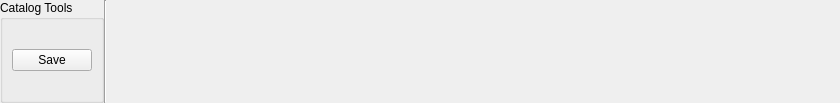
hlrs-vis/covise, file src/OpenCOVER/DrivingSim/oddlot/src/gui/tools/OSCRibbon.ui: the form before one commit.
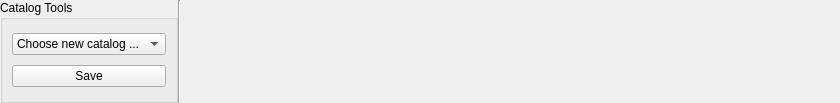
The form after the commit.

Commit message: added ComboBox to OSCRibbon

The edit to the form file:
```diff
--- a/src/OpenCOVER/DrivingSim/oddlot/src/gui/tools/OSCRibbon.ui
+++ b/src/OpenCOVER/DrivingSim/oddlot/src/gui/tools/OSCRibbon.ui
@@ -42,6 +42,15 @@
         </property>
        </widget>
       </item>
+      <item row="0" column="0">
+       <widget class="QComboBox" name="catalogComboBox">
+        <item>
+         <property name="text">
+          <string>Choose new catalog ...</string>
+         </property>
+        </item>
+       </widget>
+      </item>
      </layout>
     </widget>
    </item>
```
Left out of the diff: 2 changed lines with no effect on the pictures. The commit also changes 2 other files.
